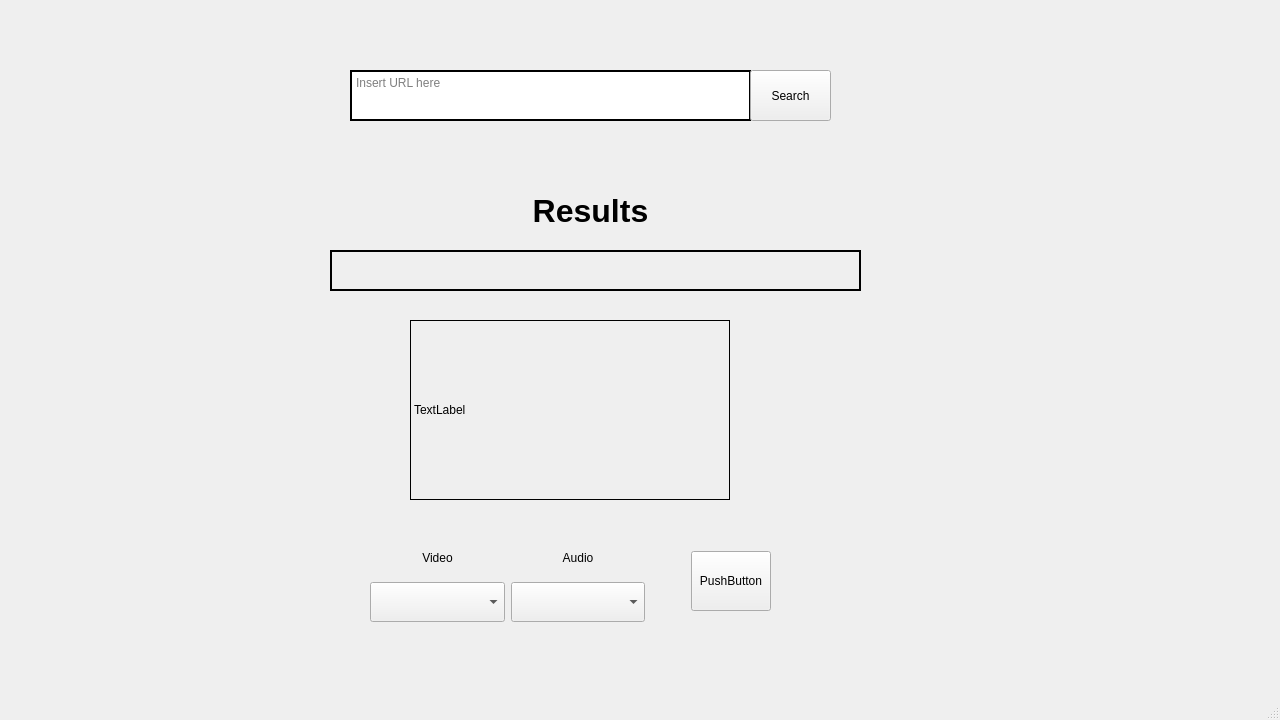
Before: the Qt Designer form pYTweaker/gui/main.ui in mattix1710/pySimpleProjects, drawn with Qt 5.
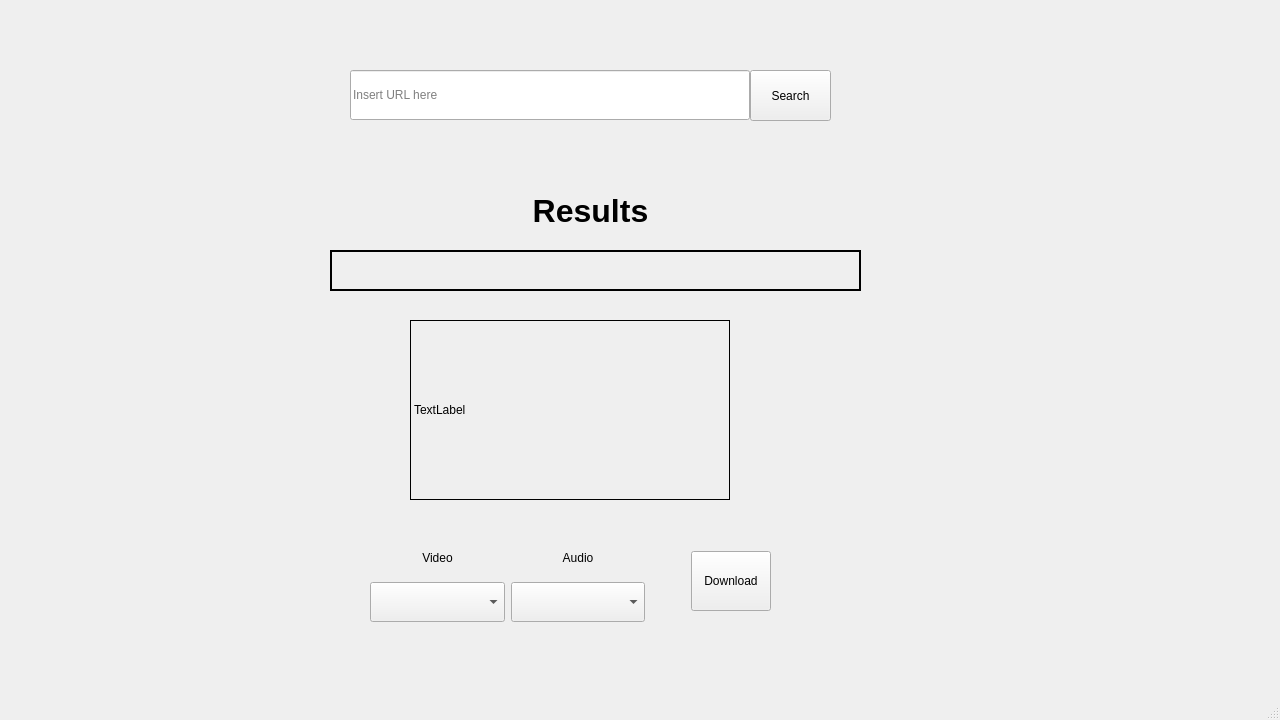
After: the same form once the commit is applied. Icons and pictures are not drawn.

Commit message: [pYTweaker]-feat: UI reworked

```diff
--- a/pYTweaker/gui/main.ui
+++ b/pYTweaker/gui/main.ui
@@ -20,44 +20,6 @@
    <string>MainWindow</string>
   </property>
   <widget class="QWidget" name="centralwidget">
-   <widget class="QTextEdit" name="insert_url_edit">
-    <property name="geometry">
-     <rect>
-      <x>350</x>
-      <y>70</y>
-      <width>401</width>
-      <height>51</height>
-     </rect>
-    </property>
-    <property name="frameShape">
-     <enum>QFrame::WinPanel</enum>
-    </property>
-    <property name="frameShadow">
-     <enum>QFrame::Plain</enum>
-    </property>
-    <property name="lineWidth">
-     <number>1</number>
-    </property>
-    <property name="midLineWidth">
-     <number>0</number>
-    </property>
-    <property name="markdown">
-     <string/>
-    </property>
-    <property name="html">
-     <string>&lt;!DOCTYPE HTML PUBLIC &quot;-//W3C//DTD HTML 4.0//EN&quot; &quot;http://www.w3.org/TR/REC-html40/strict.dtd&quot;&gt;
-&lt;html&gt;&lt;head&gt;&lt;meta name=&quot;qrichtext&quot; content=&quot;1&quot; /&gt;&lt;meta charset=&quot;utf-8&quot; /&gt;&lt;style type=&quot;text/css&quot;&gt;
-p, li { white-space: pre-wrap; }
-hr { height: 1px; border-width: 0; }
-li.unchecked::marker { content: &quot;\2610&quot;; }
-li.checked::marker { content: &quot;\2612&quot;; }
-&lt;/style&gt;&lt;/head&gt;&lt;body style=&quot; font-family:'Segoe UI'; font-size:9pt; font-weight:400; font-style:normal;&quot;&gt;
-&lt;p style=&quot;-qt-paragraph-type:empty; margin-top:0px; margin-bottom:0px; margin-left:0px; margin-right:0px; -qt-block-indent:0; text-indent:0px;&quot;&gt;&lt;br /&gt;&lt;/p&gt;&lt;/body&gt;&lt;/html&gt;</string>
-    </property>
-    <property name="placeholderText">
-     <string>Insert URL here</string>
-    </property>
-   </widget>
    <widget class="QPushButton" name="butt_search">
     <property name="geometry">
      <rect>
@@ -237,7 +199,7 @@
         </size>
        </property>
        <property name="text">
-        <string>PushButton</string>
+        <string>Download</string>
        </property>
        <property name="icon">
         <iconset theme="document-save"/>
@@ -246,6 +208,19 @@
      </item>
     </layout>
    </widget>
+   <widget class="QLineEdit" name="insert_url_edit">
+    <property name="geometry">
+     <rect>
+      <x>350</x>
+      <y>70</y>
+      <width>400</width>
+      <height>50</height>
+     </rect>
+    </property>
+    <property name="placeholderText">
+     <string>Insert URL here</string>
+    </property>
+   </widget>
   </widget>
   <widget class="QMenuBar" name="menubar">
    <property name="geometry">
```
Left out of the diff: 3 changed lines with no effect on the pictures. The commit also changes 1 other file.
